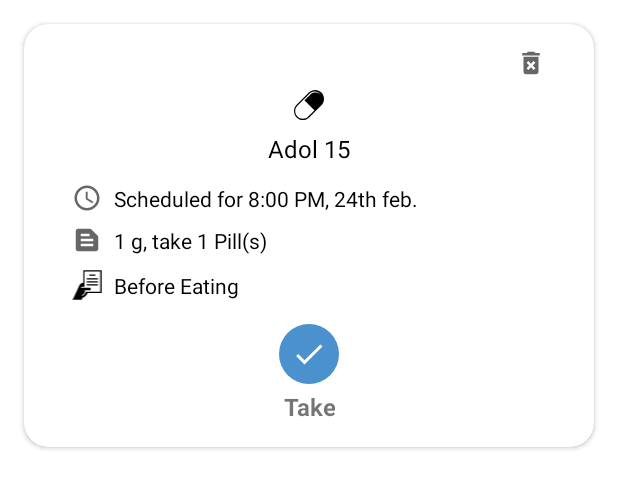
After one commit to mahmoudmorsy201/Aurora, an Android app: the layout dialog_dose_details.xml on its own in the app's theme, with its tools: preview values and no code run, on a phone screen of 412 x 824 dp. The commit adds this screen. Shown: the top 488 px of the screen. Run offline under Robolectric (Android 15) with nearby library versions, the phone set to English and light mode, and no system bars.

Commit message:
Dose Dialog Information design

```diff
--- a/Aurora/app/src/main/java/com/iti/aurora/utils/selectdays/SelectDaysAlertDialog.java
+++ b/Aurora/app/src/main/java/com/iti/aurora/utils/selectdays/SelectDaysAlertDialog.java
@@ -27,7 +27,6 @@ public class SelectDaysAlertDialog {
         this.iUpdateText = iUpdateText;
         this.daysCountMax = daysCount;
     }
-
 
     private final static String[] days = {"Saturday",
             "Sunday",
@@ -126,4 +125,5 @@ public class SelectDaysAlertDialog {
             }
         }
     }
+
 }
--- /dev/null
+++ b/Aurora/app/src/main/res/drawable/ic_baseline_done_24.xml
@@ -0,0 +1,10 @@
+<vector xmlns:android="http://schemas.android.com/apk/res/android"
+    android:width="24dp"
+    android:height="24dp"
+    android:viewportWidth="24"
+    android:viewportHeight="24"
+    android:tint="?attr/colorControlNormal">
+  <path
+      android:fillColor="@android:color/white"
+      android:pathData="M9,16.2L4.8,12l-1.4,1.4L9,19 21,7l-1.4,-1.4L9,16.2z"/>
+</vector>
--- /dev/null
+++ b/Aurora/app/src/main/res/drawable/ic_baseline_schedule_24.xml
@@ -0,0 +1,13 @@
+<vector xmlns:android="http://schemas.android.com/apk/res/android"
+    android:width="24dp"
+    android:height="24dp"
+    android:viewportWidth="24"
+    android:viewportHeight="24"
+    android:tint="?attr/colorControlNormal">
+  <path
+      android:fillColor="@android:color/white"
+      android:pathData="M11.99,2C6.47,2 2,6.48 2,12s4.47,10 9.99,10C17.52,22 22,17.52 22,12S17.52,2 11.99,2zM12,20c-4.42,0 -8,-3.58 -8,-8s3.58,-8 8,-8 8,3.58 8,8 -3.58,8 -8,8z"/>
+  <path
+      android:fillColor="@android:color/white"
+      android:pathData="M12.5,7H11v6l5.25,3.15 0.75,-1.23 -4.5,-2.67z"/>
+</vector>
--- /dev/null
+++ b/Aurora/app/src/main/res/drawable/ic_baseline_text_snippet_24.xml
@@ -0,0 +1,10 @@
+<vector xmlns:android="http://schemas.android.com/apk/res/android"
+    android:width="24dp"
+    android:height="24dp"
+    android:viewportWidth="24"
+    android:viewportHeight="24"
+    android:tint="?attr/colorControlNormal">
+  <path
+      android:fillColor="@android:color/white"
+      android:pathData="M20.41,8.41l-4.83,-4.83C15.21,3.21 14.7,3 14.17,3H5C3.9,3 3,3.9 3,5v14c0,1.1 0.9,2 2,2h14c1.1,0 2,-0.9 2,-2V9.83C21,9.3 20.79,8.79 20.41,8.41zM7,7h7v2H7V7zM17,17H7v-2h10V17zM17,13H7v-2h10V13z"/>
+</vector>
--- /dev/null
+++ b/Aurora/app/src/main/res/drawable/ic_document_read.xml
@@ -0,0 +1,4 @@
+<vector android:height="24dp" android:viewportHeight="256"
+    android:viewportWidth="246" android:width="23.0625dp" xmlns:android="http://schemas.android.com/apk/res/android">
+    <path android:fillColor="#FF000000" android:pathData="M92.2,2v107.3C77,110.2 63.4,119.4 57,133.4L2.4,254H79l4.9,-16.3c21.1,-5.1 36.9,-21.1 43.6,-41.3h116.1V2H92.2zM233.8,186.5H112.6c-3.1,14.5 -13.8,27.3 -28.2,33.2c-0.5,0.2 -1,0.3 -1.5,0.3c-1.6,0 -3,-0.9 -3.6,-2.5c-0.8,-2 0.1,-4.5 2.2,-5.1c13.5,-4.4 24,-18.5 24.3,-33.5l0,-5.7h38.5c5.9,0 10.7,-4.8 10.7,-10.7v-0.2c0,-5.9 -4.8,-10.7 -10.7,-10.7l-68.6,0c-2.2,0 -3.9,-1.8 -3.9,-3.9s1.8,-3.9 3.9,-3.9H102V11.8h131.7V186.5zM193.6,49.1h-51.5v-9.8h51.5V49.1zM215.3,80.7h-94.8v-9.8h94.8V80.7zM215.3,106.3h-94.8v-9.8h94.8V106.3zM215.3,131.9h-94.8V122h94.8V131.9z"/>
+</vector>
--- /dev/null
+++ b/Aurora/app/src/main/res/layout/dialog_dose_details.xml
@@ -0,0 +1,139 @@
+<?xml version="1.0" encoding="utf-8"?>
+<androidx.cardview.widget.CardView xmlns:android="http://schemas.android.com/apk/res/android"
+    xmlns:app="http://schemas.android.com/apk/res-auto"
+    android:layout_width="match_parent"
+    android:layout_height="wrap_content"
+    android:layout_margin="16dp"
+    app:cardCornerRadius="16dp">
+
+
+    <androidx.constraintlayout.widget.ConstraintLayout
+        android:layout_width="match_parent"
+        android:layout_height="match_parent"
+        android:padding="16dp">
+
+        <ImageView
+            android:id="@+id/deleteDoseImageView"
+            android:layout_width="20dp"
+            android:layout_height="20dp"
+            android:layout_marginEnd="16dp"
+            android:backgroundTint="@color/primary_color"
+            android:src="@drawable/ic_baseline_delete_forever_24"
+            app:layout_constraintEnd_toEndOf="parent"
+            app:layout_constraintTop_toTopOf="parent" />
+
+        <ImageView
+            android:id="@+id/medicineFormImageView"
+            android:layout_width="20dp"
+            android:layout_height="20dp"
+            android:layout_marginTop="8dp"
+            android:src="@drawable/ic_medicine_pill"
+            app:layout_constraintEnd_toEndOf="parent"
+            app:layout_constraintStart_toStartOf="parent"
+            app:layout_constraintTop_toBottomOf="@id/deleteDoseImageView" />
+
+        <TextView
+            android:id="@+id/medicineNameTextView"
+            android:layout_width="wrap_content"
+            android:layout_height="wrap_content"
+            android:layout_marginTop="8dp"
+            android:text="Adol 15"
+            android:textColor="@color/black"
+            android:textSize="16sp"
+            app:layout_constraintEnd_toEndOf="parent"
+            app:layout_constraintStart_toStartOf="parent"
+            app:layout_constraintTop_toBottomOf="@id/medicineFormImageView" />
+
+        <ImageView
+            android:id="@+id/scheduleIconImageView"
+            android:layout_width="20dp"
+            android:layout_height="20dp"
+            android:layout_marginStart="16dp"
+            android:layout_marginTop="12dp"
+            android:backgroundTint="@color/primary_color"
+            android:src="@drawable/ic_baseline_schedule_24"
+            app:layout_constraintStart_toStartOf="parent"
+            app:layout_constraintTop_toBottomOf="@id/medicineNameTextView" />
+
+
+        <TextView
+            android:layout_width="wrap_content"
+            android:layout_height="wrap_content"
+            android:layout_marginStart="8dp"
+            android:text="Scheduled for 8:00 PM, 24th feb."
+            android:textColor="@color/black"
+            android:textSize="14sp"
+            app:layout_constraintBottom_toBottomOf="@id/scheduleIconImageView"
+            app:layout_constraintStart_toEndOf="@id/scheduleIconImageView"
+            app:layout_constraintTop_toTopOf="@id/scheduleIconImageView" />
+
+        <ImageView
+            android:id="@+id/doseStrengthIconImageView"
+            android:layout_width="20dp"
+            android:layout_height="20dp"
+            android:layout_marginTop="8dp"
+            android:src="@drawable/ic_baseline_text_snippet_24"
+            app:layout_constraintStart_toStartOf="@id/scheduleIconImageView"
+            app:layout_constraintTop_toBottomOf="@id/scheduleIconImageView" />
+
+        <TextView
+            android:layout_width="wrap_content"
+            android:layout_height="wrap_content"
+            android:layout_marginStart="8dp"
+            android:text="1 g, take 1 Pill(s)"
+            android:textColor="@color/black"
+            android:textSize="14sp"
+            app:layout_constraintBottom_toBottomOf="@id/doseStrengthIconImageView"
+            app:layout_constraintStart_toEndOf="@id/doseStrengthIconImageView"
+            app:layout_constraintTop_toTopOf="@id/doseStrengthIconImageView" />
+
+        <ImageView
+            android:id="@+id/instructionsIconImageView"
+            android:layout_width="20dp"
+            android:layout_height="20dp"
+            android:layout_marginTop="10dp"
+            android:src="@drawable/ic_document_read"
+            app:layout_constraintStart_toStartOf="@id/doseStrengthIconImageView"
+            app:layout_constraintTop_toBottomOf="@id/doseStrengthIconImageView" />
+
+        <TextView
+            android:layout_width="wrap_content"
+            android:layout_height="wrap_content"
+            android:layout_marginStart="8dp"
+            android:text="Before Eating"
+            android:textColor="@color/black"
+            android:textSize="14sp"
+            app:drawableTint="@color/primary_color"
+            app:layout_constraintBottom_toBottomOf="@id/instructionsIconImageView"
+            app:layout_constraintStart_toEndOf="@id/instructionsIconImageView"
+            app:layout_constraintTop_toTopOf="@id/instructionsIconImageView" />
+
+
+        <ImageButton
+            android:id="@+id/takeDoseImageButton"
+            android:layout_width="wrap_content"
+            android:layout_height="wrap_content"
+            android:layout_marginTop="16dp"
+            android:background="@drawable/button_add_medication"
+            android:padding="8dp"
+            android:src="@drawable/ic_baseline_done_24"
+            app:layout_constraintEnd_toEndOf="parent"
+            app:layout_constraintStart_toStartOf="parent"
+            app:layout_constraintTop_toBottomOf="@id/instructionsIconImageView"
+            app:tint="@color/white" />
+
+        <TextView
+            android:layout_width="wrap_content"
+            android:layout_height="wrap_content"
+            android:layout_marginTop="4dp"
+            android:text="@string/take"
+            android:textAlignment="center"
+            android:textSize="16sp"
+            android:textStyle="bold"
+            app:layout_constraintEnd_toEndOf="@+id/takeDoseImageButton"
+            app:layout_constraintStart_toStartOf="@+id/takeDoseImageButton"
+            app:layout_constraintTop_toBottomOf="@+id/takeDoseImageButton" />
+
+    </androidx.constraintlayout.widget.ConstraintLayout>
+
+</androidx.cardview.widget.CardView>
--- a/Aurora/app/src/main/res/values/strings.xml
+++ b/Aurora/app/src/main/res/values/strings.xml
@@ -42,5 +42,6 @@
     <string name="doYouWantToDeleteThisMedicine">Do you want to delete this medicine ?</string>
     <string name="cancel">Cancel</string>
     <string name="delete">Delete</string>
+    <string name="take">Take</string>
 
 </resources>
```
